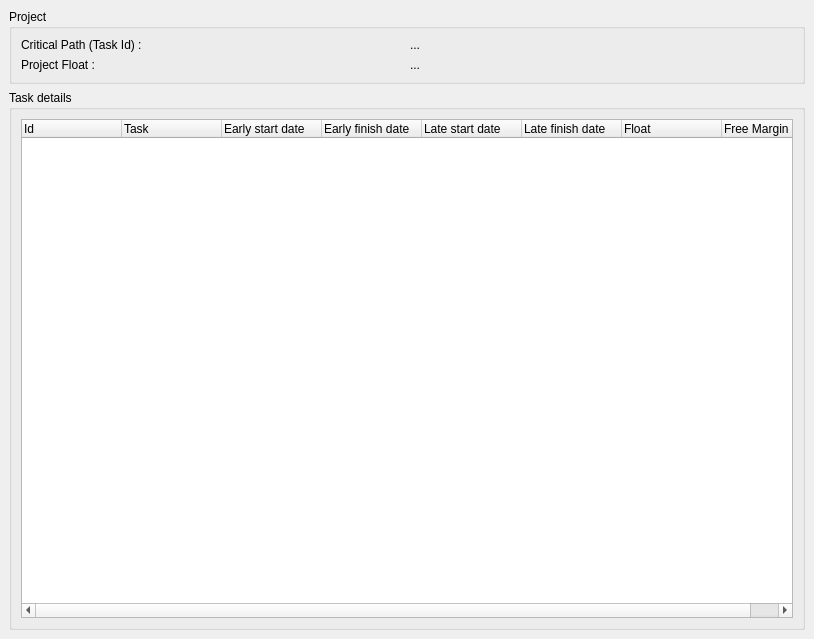
Above: kplato/kptpertresult.ui from KDE/calligra before the change. Below: the same form after it.
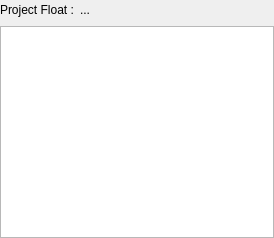
That is the form after the change. Custom widgets are drawn as their Qt base class.

Commit message: Use model/view approach for pertresult view.

Diff of the .ui file:
```diff
--- a/kplato/kptpertresult.ui
+++ b/kplato/kptpertresult.ui
@@ -5,137 +5,28 @@
    <rect>
     <x>0</x>
     <y>0</y>
-    <width>814</width>
-    <height>639</height>
+    <width>274</width>
+    <height>238</height>
    </rect>
   </property>
   <property name="contextMenuPolicy" >
    <enum>Qt::NoContextMenu</enum>
   </property>
-  <layout class="QGridLayout" >
-   <property name="margin" >
-    <number>9</number>
-   </property>
-   <property name="spacing" >
-    <number>6</number>
-   </property>
-   <item row="1" column="0" >
-    <widget class="QGroupBox" name="taskGroupBoxDetail" >
-     <property name="title" >
-      <string>Task details </string>
-     </property>
-     <layout class="QGridLayout" >
-      <property name="margin" >
-       <number>9</number>
-      </property>
-      <property name="spacing" >
-       <number>6</number>
-      </property>
-      <item row="0" column="0" >
-       <widget class="QTreeWidget" name="treeWidgetTaskResult" >
-        <property name="horizontalScrollBarPolicy" >
-         <enum>Qt::ScrollBarAsNeeded</enum>
-        </property>
-        <property name="itemsExpandable" >
-         <bool>false</bool>
-        </property>
-        <column>
-         <property name="text" >
-          <string>Id</string>
-         </property>
-        </column>
-        <column>
-         <property name="text" >
-          <string>Task</string>
-         </property>
-        </column>
-        <column>
-         <property name="text" >
-          <string>Early start date</string>
-         </property>
-        </column>
-        <column>
-         <property name="text" >
-          <string>Early finish date</string>
-         </property>
-        </column>
-        <column>
-         <property name="text" >
-          <string>Late start date</string>
-         </property>
-        </column>
-        <column>
-         <property name="text" >
-          <string>Late finish date</string>
-         </property>
-        </column>
-        <column>
-         <property name="text" >
-          <string>Float</string>
-         </property>
-        </column>
-        <column>
-         <property name="text" >
-          <string>Free Margin</string>
-         </property>
-        </column>
-       </widget>
-      </item>
-     </layout>
-    </widget>
-   </item>
-   <item row="0" column="0" >
-    <widget class="QGroupBox" name="projectGroupBox" >
-     <property name="title" >
-      <string>Project</string>
-     </property>
-     <layout class="QGridLayout" >
-      <property name="margin" >
-       <number>9</number>
-      </property>
-      <property name="spacing" >
-       <number>6</number>
-      </property>
-      <item row="0" column="1" >
        <layout class="QVBoxLayout" >
-        <property name="margin" >
+   <property name="leftMargin" >
          <number>0</number>
         </property>
-        <property name="spacing" >
-         <number>6</number>
-        </property>
-        <item>
-         <layout class="QHBoxLayout" >
-          <property name="margin" >
+   <property name="topMargin" >
+    <number>0</number>
+   </property>
+   <property name="rightMargin" >
            <number>0</number>
           </property>
-          <property name="spacing" >
-           <number>6</number>
+   <property name="bottomMargin" >
+    <number>0</number>
           </property>
           <item>
-           <widget class="QLabel" name="labelCriticalPath" >
-            <property name="text" >
-             <string>Critical Path (Task Id) :</string>
-            </property>
-           </widget>
-          </item>
-          <item>
-           <widget class="QLabel" name="labelResultCriticalPath" >
-            <property name="text" >
-             <string>...</string>
-            </property>
-           </widget>
-          </item>
-         </layout>
-        </item>
-        <item>
          <layout class="QHBoxLayout" >
-          <property name="margin" >
-           <number>0</number>
-          </property>
-          <property name="spacing" >
-           <number>6</number>
-          </property>
           <item>
            <widget class="QLabel" name="labelProjectFloat" >
             <property name="text" >
@@ -150,15 +41,33 @@
             </property>
            </widget>
           </item>
-         </layout>
+     <item>
+      <spacer>
+       <property name="orientation" >
+        <enum>Qt::Horizontal</enum>
+       </property>
+       <property name="sizeHint" >
+        <size>
+         <width>40</width>
+         <height>20</height>
+        </size>
+       </property>
+      </spacer>
         </item>
        </layout>
       </item>
-     </layout>
-    </widget>
+   <item>
+    <widget class="TreeViewBase" name="treeWidgetTaskResult" />
    </item>
   </layout>
  </widget>
+ <customwidgets>
+  <customwidget>
+   <class>TreeViewBase</class>
+   <extends>QTreeView</extends>
+   <header>kptitemmodelbase.h</header>
+  </customwidget>
+ </customwidgets>
  <resources/>
  <connections/>
 </ui>
```
Lines whose indentation alone changed are shown as unchanged. The commit also changes 8 other files.
